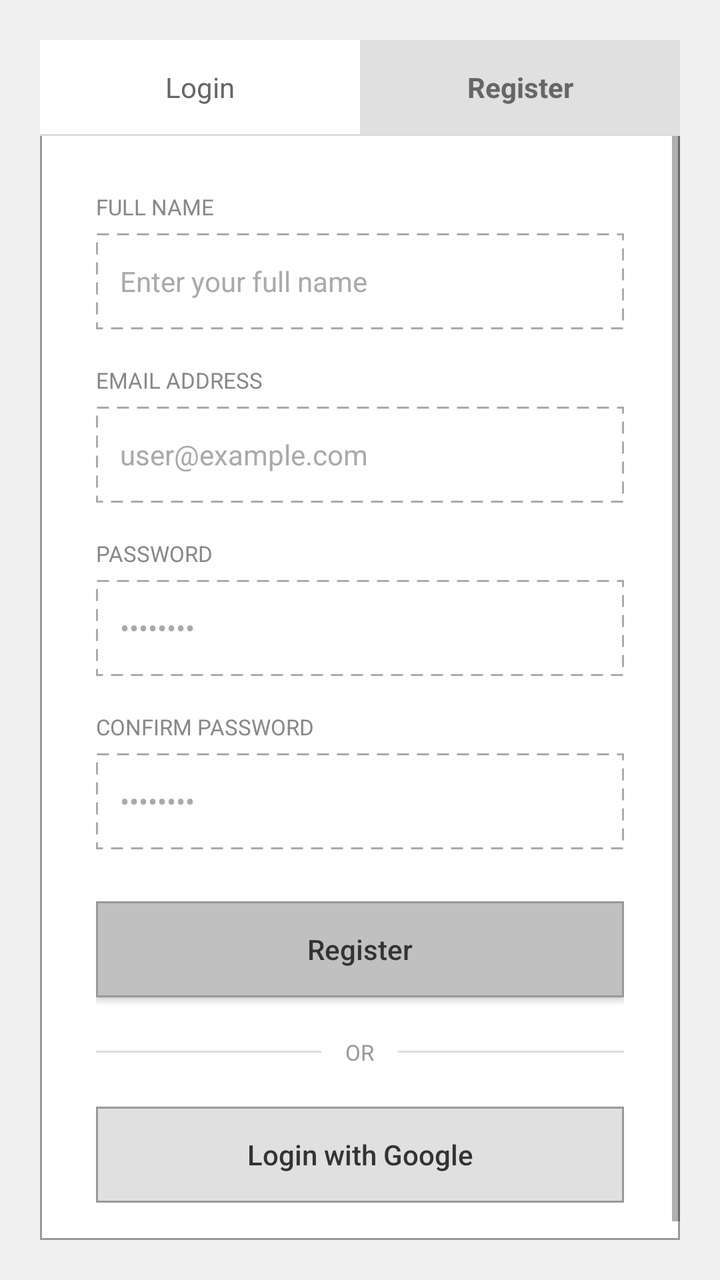
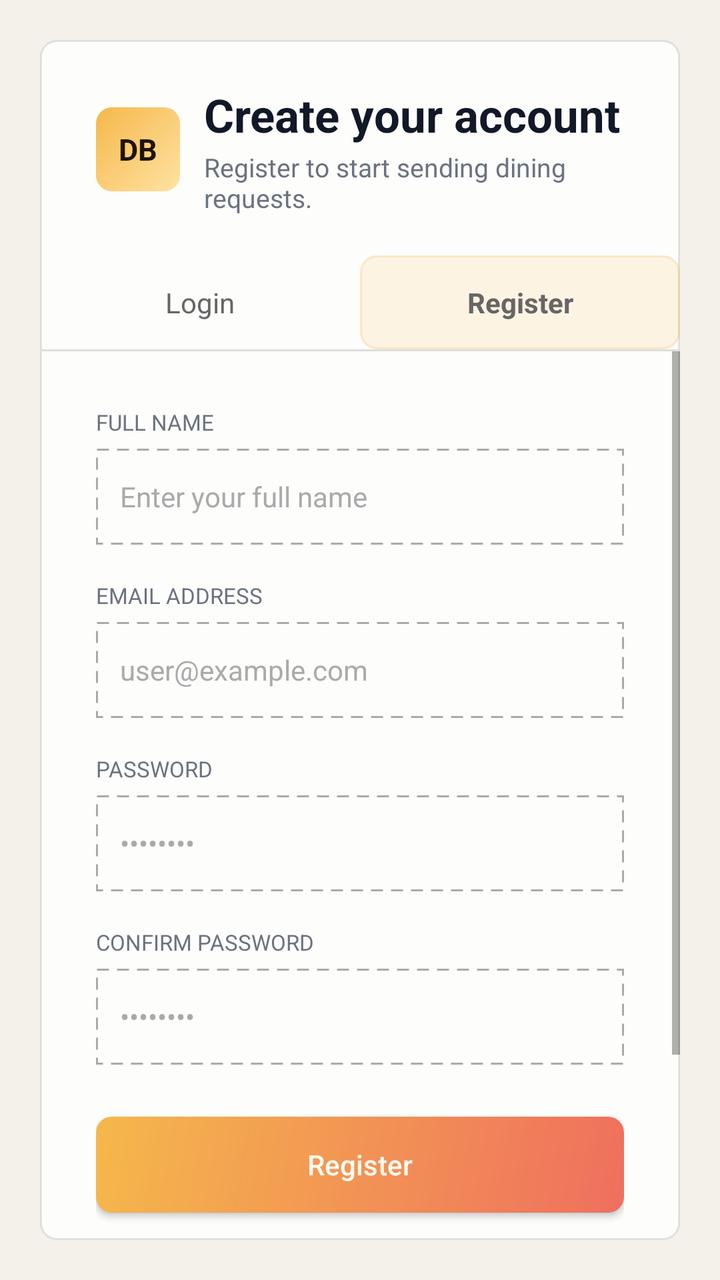

The first picture is an Android layout as it rendered before a commit; the second is the same layout after the commit. The layout source and the unified diff follow.
<!-- AndroidManifest.xml: application theme Theme.DineBook -->
<!-- res/layout/activity_register.xml -->
<?xml version="1.0" encoding="utf-8"?>
<FrameLayout xmlns:android="http://schemas.android.com/apk/res/android"
    android:layout_width="match_parent"
    android:layout_height="match_parent"
    android:background="@color/background_gray"
    android:padding="20dp">

    
    <LinearLayout
        android:layout_width="match_parent"
        android:layout_height="wrap_content"
        android:layout_gravity="center"
        android:orientation="vertical"
        android:background="@drawable/bg_auth_card"
        android:elevation="10dp">

        
        <LinearLayout
            android:layout_width="match_parent"
            android:layout_height="wrap_content"
            android:orientation="horizontal">

            <TextView
                android:id="@+id/tabLogin"
                android:layout_width="0dp"
                android:layout_height="wrap_content"
                android:layout_weight="1"
                android:text="@string/tab_login"
                android:textSize="14sp"
                android:textColor="@color/tab_text"
                android:gravity="center"
                android:padding="14dp"
                android:background="@color/tab_inactive" />

            <TextView
                android:id="@+id/tabRegister"
                android:layout_width="0dp"
                android:layout_height="wrap_content"
                android:layout_weight="1"
                android:text="@string/tab_register"
                android:textSize="14sp"
                android:textColor="@color/tab_text"
                android:gravity="center"
                android:padding="14dp"
                android:background="@color/tab_active"
                android:textStyle="bold" />
        </LinearLayout>

        
        <View
            android:layout_width="match_parent"
            android:layout_height="1dp"
            android:background="@color/tab_divider" />

        
        <TextView
            android:id="@+id/tvMessage"
            android:layout_width="match_parent"
            android:layout_height="wrap_content"
            android:visibility="gone"
            android:padding="12dp"
            android:textSize="14sp"
            android:gravity="center"
            android:layout_marginLeft="28dp"
            android:layout_marginRight="28dp"
            android:layout_marginTop="16dp" />

        
        <ScrollView
            android:layout_width="match_parent"
            android:layout_height="wrap_content">

            <LinearLayout
                android:layout_width="match_parent"
                android:layout_height="wrap_content"
                android:orientation="vertical"
                android:padding="28dp">

                
                <TextView
                    android:layout_width="wrap_content"
                    android:layout_height="wrap_content"
                    android:text="@string/label_full_name"
                    android:textSize="11sp"
                    android:textColor="@color/label_text"
                    android:layout_marginBottom="6dp" />

                <EditText
                    android:id="@+id/etName"
                    android:layout_width="match_parent"
                    android:layout_height="wrap_content"
                    android:hint="@string/hint_name"
                    android:textColorHint="@color/text_hint"
                    android:inputType="textPersonName"
                    android:background="@drawable/bg_input_selector"
                    android:textSize="14sp"
                    android:minHeight="48dp"
                    android:layout_marginBottom="18dp" />

                
                <TextView
                    android:layout_width="wrap_content"
                    android:layout_height="wrap_content"
                    android:text="@string/label_email"
                    android:textSize="11sp"
                    android:textColor="@color/label_text"
                    android:layout_marginBottom="6dp" />

                <EditText
                    android:id="@+id/etEmail"
                    android:layout_width="match_parent"
                    android:layout_height="wrap_content"
                    android:hint="@string/hint_email"
                    android:textColorHint="@color/text_hint"
                    android:inputType="textEmailAddress"
                    android:background="@drawable/bg_input_selector"
                    android:textSize="14sp"
                    android:minHeight="48dp"
                    android:layout_marginBottom="18dp" />

                
                <TextView
                    android:layout_width="wrap_content"
                    android:layout_height="wrap_content"
                    android:text="@string/label_password"
                    android:textSize="11sp"
                    android:textColor="@color/label_text"
                    android:layout_marginBottom="6dp" />

                <EditText
                    android:id="@+id/etPassword"
                    android:layout_width="match_parent"
                    android:layout_height="wrap_content"
                    android:hint="@string/hint_password"
                    android:textColorHint="@color/text_hint"
                    android:inputType="textPassword"
                    android:background="@drawable/bg_input_selector"
                    android:textSize="14sp"
                    android:minHeight="48dp"
                    android:layout_marginBottom="18dp" />

                
                <TextView
                    android:layout_width="wrap_content"
                    android:layout_height="wrap_content"
                    android:text="@string/label_confirm_password"
                    android:textSize="11sp"
                    android:textColor="@color/label_text"
                    android:layout_marginBottom="6dp" />

                <EditText
                    android:id="@+id/etConfirmPassword"
                    android:layout_width="match_parent"
                    android:layout_height="wrap_content"
                    android:hint="@string/hint_password"
                    android:textColorHint="@color/text_hint"
                    android:inputType="textPassword"
                    android:background="@drawable/bg_input_selector"
                    android:textSize="14sp"
                    android:minHeight="48dp"
                    android:layout_marginBottom="18dp" />

                
                <Button
                    android:id="@+id/btnRegister"
                    android:layout_width="match_parent"
                    android:layout_height="48dp"
                    android:text="@string/action_register"
                    android:background="@drawable/bg_button_submit"
                    android:textColor="@color/text_dark"
                    android:textSize="14sp"
                    android:textAllCaps="false"
                    android:layout_marginTop="8dp" />

                
                <LinearLayout
                    android:layout_width="match_parent"
                    android:layout_height="wrap_content"
                    android:orientation="horizontal"
                    android:gravity="center_vertical"
                    android:layout_marginTop="20dp"
                    android:layout_marginBottom="20dp">

                    <View
                        android:layout_width="0dp"
                        android:layout_height="1dp"
                        android:layout_weight="1"
                        android:background="@color/divider_color" />

                    <TextView
                        android:layout_width="wrap_content"
                        android:layout_height="wrap_content"
                        android:text="@string/divider_or"
                        android:textSize="11sp"
                        android:textColor="@color/divider_text"
                        android:paddingLeft="12dp"
                        android:paddingRight="12dp" />

                    <View
                        android:layout_width="0dp"
                        android:layout_height="1dp"
                        android:layout_weight="1"
                        android:background="@color/divider_color" />
                </LinearLayout>

                
                <Button
                    android:id="@+id/btnGoogleLogin"
                    android:layout_width="match_parent"
                    android:layout_height="48dp"
                    android:text="@string/action_google_login"
                    android:background="@drawable/bg_button_google"
                    android:textColor="@color/text_dark"
                    android:textSize="14sp"
                    android:textAllCaps="false" />
            </LinearLayout>
        </ScrollView>

        
        <ProgressBar
            android:id="@+id/progressBar"
            android:layout_width="wrap_content"
            android:layout_height="wrap_content"
            android:layout_gravity="center"
            android:visibility="gone" />

    </LinearLayout>
</FrameLayout>
<!-- resources referenced by this layout -->
<resources>
  <color name="background_gray">#F0F0F0</color>
  <color name="divider_color">#DDDDDD</color>
  <color name="divider_text">#999999</color>
  <color name="label_text">#888888</color>
  <color name="tab_active">#E0E0E0</color>
  <color name="tab_divider">#DDDDDD</color>
  <color name="tab_inactive">#FFFFFF</color>
  <color name="tab_text">#666666</color>
  <color name="text_dark">#333333</color>
  <color name="text_hint">#AAAAAA</color>
  <!-- drawable bg_auth_card (drawable) -->
  <?xml version="1.0" encoding="utf-8"?>
  <shape xmlns:android="http://schemas.android.com/apk/res/android"
      android:shape="rectangle">
      <solid android:color="@color/card_white" />
      <stroke android:width="1dp" android:color="@color/card_border" />
  </shape>
  <!-- drawable bg_button_google (drawable) -->
  <?xml version="1.0" encoding="utf-8"?>
  <selector xmlns:android="http://schemas.android.com/apk/res/android">
      <item android:state_pressed="true">
          <shape android:shape="rectangle">
              <solid android:color="@color/button_google_pressed" />
              <stroke android:width="1dp" android:color="@color/button_submit_border" />
          </shape>
      </item>
      <item>
          <shape android:shape="rectangle">
              <solid android:color="@color/button_google" />
              <stroke android:width="1dp" android:color="@color/button_submit_border" />
          </shape>
      </item>
  </selector>
  <!-- drawable bg_button_submit (drawable) -->
  <?xml version="1.0" encoding="utf-8"?>
  <selector xmlns:android="http://schemas.android.com/apk/res/android">
      <item android:state_enabled="false">
          <shape android:shape="rectangle">
              <solid android:color="@color/button_disabled" />
              <stroke android:width="1dp" android:color="@color/button_submit_border" />
          </shape>
      </item>
      <item android:state_pressed="true">
          <shape android:shape="rectangle">
              <solid android:color="@color/button_submit_pressed" />
              <stroke android:width="1dp" android:color="@color/button_submit_border" />
          </shape>
      </item>
      <item>
          <shape android:shape="rectangle">
              <solid android:color="@color/button_submit" />
              <stroke android:width="1dp" android:color="@color/button_submit_border" />
          </shape>
      </item>
  </selector>
  <!-- drawable bg_input_selector (drawable) -->
  <?xml version="1.0" encoding="utf-8"?>
  <selector xmlns:android="http://schemas.android.com/apk/res/android">
      <item android:state_focused="true" android:drawable="@drawable/bg_input_focused" />
      <item android:drawable="@drawable/bg_input_dashed" />
  </selector>
  <string name="action_google_login">Login with Google</string>
  <string name="action_register">Register</string>
  <string name="divider_or">OR</string>
  <string name="hint_email">user@example.com</string>
  <string name="hint_name">Enter your full name</string>
  <string name="hint_password">••••••••</string>
  <string name="label_confirm_password">CONFIRM PASSWORD</string>
  <string name="label_email">EMAIL ADDRESS</string>
  <string name="label_full_name">FULL NAME</string>
  <string name="label_password">PASSWORD</string>
  <string name="tab_login">Login</string>
  <string name="tab_register">Register</string>
  <color name="card_white">#FFFFFF</color>
  <color name="card_border">#999999</color>
  <color name="button_google_pressed">#D0D0D0</color>
  <color name="button_submit_border">#999999</color>
  <color name="button_google">#E0E0E0</color>
  <color name="button_disabled">#E0E0E0</color>
  <color name="button_submit_pressed">#B0B0B0</color>
  <color name="button_submit">#C0C0C0</color>
  <color name="input_border_focused">#666666</color>
  <color name="input_border_dashed">#AAAAAA</color>
  <!-- unchanged entries left out for length: 3 -->
</resources>

<!-- the commit's change to res/layout/activity_register.xml (unified diff, before → after) -->
@@ -2,7 +2,7 @@
 <FrameLayout xmlns:android="http://schemas.android.com/apk/res/android"
     android:layout_width="match_parent"
     android:layout_height="match_parent"
-    android:background="@color/background_gray"
+    android:background="@color/dashboard_bg"
     android:padding="20dp">
 
     
@@ -11,8 +11,53 @@
         android:layout_height="wrap_content"
         android:layout_gravity="center"
         android:orientation="vertical"
-        android:background="@drawable/bg_auth_card"
-        android:elevation="10dp">
+        android:background="@drawable/bg_mobile_panel"
+        android:elevation="10dp"
+        android:paddingTop="22dp">
+
+        <LinearLayout
+            android:layout_width="match_parent"
+            android:layout_height="wrap_content"
+            android:gravity="center_vertical"
+            android:orientation="horizontal"
+            android:paddingStart="28dp"
+            android:paddingEnd="28dp"
+            android:paddingBottom="20dp">
+
+            <TextView
+                android:layout_width="42dp"
+                android:layout_height="42dp"
+                android:background="@drawable/bg_brand_mark"
+                android:gravity="center"
+                android:text="DB"
+                android:textColor="@color/brand_mark_text"
+                android:textSize="15sp"
+                android:textStyle="bold" />
+
+            <LinearLayout
+                android:layout_width="0dp"
+                android:layout_height="wrap_content"
+                android:layout_marginStart="12dp"
+                android:layout_weight="1"
+                android:orientation="vertical">
+
+                <TextView
+                    android:layout_width="match_parent"
+                    android:layout_height="wrap_content"
+                    android:text="Create your account"
+                    android:textColor="@color/text_dark"
+                    android:textSize="23sp"
+                    android:textStyle="bold" />
+
+                <TextView
+                    android:layout_width="match_parent"
+                    android:layout_height="wrap_content"
+                    android:layout_marginTop="2dp"
+                    android:text="Register to start sending dining requests."
+                    android:textColor="@color/label_text"
+                    android:textSize="13sp" />
+            </LinearLayout>
+        </LinearLayout>
 
         
         <LinearLayout
@@ -30,7 +75,7 @@
                 android:textColor="@color/tab_text"
                 android:gravity="center"
                 android:padding="14dp"
-                android:background="@color/tab_inactive" />
+                android:background="@android:color/transparent" />
 
             <TextView
                 android:id="@+id/tabRegister"
@@ -42,7 +87,7 @@
                 android:textColor="@color/tab_text"
                 android:gravity="center"
                 android:padding="14dp"
-                android:background="@color/tab_active"
+                android:background="@drawable/bg_auth_tab_active"
                 android:textStyle="bold" />
         </LinearLayout>
 
@@ -166,8 +211,8 @@
                     android:layout_width="match_parent"
                     android:layout_height="48dp"
                     android:text="@string/action_register"
-                    android:background="@drawable/bg_button_submit"
-                    android:textColor="@color/text_dark"
+                    android:background="@drawable/bg_primary_action"
+                    android:textColor="@color/button_primary_text"
                     android:textSize="14sp"
                     android:textAllCaps="false"
                     android:layout_marginTop="8dp" />
@@ -208,8 +253,8 @@
                     android:id="@+id/btnGoogleLogin"
                     android:layout_width="match_parent"
                     android:layout_height="48dp"
-                    android:text="@string/action_google_login"
-                    android:background="@drawable/bg_button_google"
+                    android:text="Continue with Google"
+                    android:background="@drawable/bg_secondary_action"
                     android:textColor="@color/text_dark"
                     android:textSize="14sp"
                     android:textAllCaps="false" />
<!-- resource entries referenced after the edit -->
@@ -1,67 +1,67 @@
 <!-- resources referenced by this layout -->
 <resources>
+  <color name="brand_mark_text">#201303</color>
+  <color name="button_primary_text">#FFFAF0</color>
+  <color name="dashboard_bg">#F4F1EB</color>
   <color name="background_gray">#F0F0F0</color>
   <color name="divider_color">#DDDDDD</color>
   <color name="divider_text">#999999</color>
-  <color name="label_text">#888888</color>
-  <color name="tab_active">#E0E0E0</color>
+  <color name="label_text">#6B7280</color>
   <color name="tab_divider">#DDDDDD</color>
-  <color name="tab_inactive">#FFFFFF</color>
   <color name="tab_text">#666666</color>
-  <color name="text_dark">#333333</color>
+  <color name="text_dark">#111827</color>
   <color name="text_hint">#AAAAAA</color>
-  <!-- drawable bg_auth_card (drawable) -->
+  <!-- drawable bg_auth_tab_active (drawable) -->
   <?xml version="1.0" encoding="utf-8"?>
-  <shape xmlns:android="http://schemas.android.com/apk/res/android"
-      android:shape="rectangle">
-      <solid android:color="@color/card_white" />
-      <stroke android:width="1dp" android:color="@color/card_border" />
+  <shape xmlns:android="http://schemas.android.com/apk/res/android">
+      <solid android:color="#24F5B84B" />
+      <stroke
+          android:width="1dp"
+          android:color="#47F5B84B" />
+      <corners android:radius="8dp" />
   </shape>
-  <!-- drawable bg_button_google (drawable) -->
+  <!-- drawable bg_brand_mark (drawable) -->
   <?xml version="1.0" encoding="utf-8"?>
-  <selector xmlns:android="http://schemas.android.com/apk/res/android">
-      <item android:state_pressed="true">
-          <shape android:shape="rectangle">
-              <solid android:color="@color/button_google_pressed" />
-              <stroke android:width="1dp" android:color="@color/button_submit_border" />
-          </shape>
-      </item>
-      <item>
-          <shape android:shape="rectangle">
-              <solid android:color="@color/button_google" />
-              <stroke android:width="1dp" android:color="@color/button_submit_border" />
-          </shape>
-      </item>
-  </selector>
-  <!-- drawable bg_button_submit (drawable) -->
-  <?xml version="1.0" encoding="utf-8"?>
-  <selector xmlns:android="http://schemas.android.com/apk/res/android">
-      <item android:state_enabled="false">
-          <shape android:shape="rectangle">
-              <solid android:color="@color/button_disabled" />
-              <stroke android:width="1dp" android:color="@color/button_submit_border" />
-          </shape>
-      </item>
-      <item android:state_pressed="true">
-          <shape android:shape="rectangle">
-              <solid android:color="@color/button_submit_pressed" />
-              <stroke android:width="1dp" android:color="@color/button_submit_border" />
-          </shape>
-      </item>
-      <item>
-          <shape android:shape="rectangle">
-              <solid android:color="@color/button_submit" />
-              <stroke android:width="1dp" android:color="@color/button_submit_border" />
-          </shape>
-      </item>
-  </selector>
+  <shape xmlns:android="http://schemas.android.com/apk/res/android">
+      <gradient
+          android:angle="315"
+          android:endColor="#FFE2A2"
+          android:startColor="#F5B84B" />
+      <corners android:radius="8dp" />
+  </shape>
   <!-- drawable bg_input_selector (drawable) -->
   <?xml version="1.0" encoding="utf-8"?>
   <selector xmlns:android="http://schemas.android.com/apk/res/android">
       <item android:state_focused="true" android:drawable="@drawable/bg_input_focused" />
       <item android:drawable="@drawable/bg_input_dashed" />
   </selector>
-  <string name="action_google_login">Login with Google</string>
+  <!-- drawable bg_mobile_panel (drawable) -->
+  <?xml version="1.0" encoding="utf-8"?>
+  <shape xmlns:android="http://schemas.android.com/apk/res/android">
+      <solid android:color="#D9FFFFFF" />
+      <stroke
+          android:width="1dp"
+          android:color="#1A111827" />
+      <corners android:radius="8dp" />
+  </shape>
+  <!-- drawable bg_primary_action (drawable) -->
+  <?xml version="1.0" encoding="utf-8"?>
+  <shape xmlns:android="http://schemas.android.com/apk/res/android">
+      <gradient
+          android:angle="315"
+          android:endColor="#EF6F5E"
+          android:startColor="#F5B84B" />
+      <corners android:radius="8dp" />
+  </shape>
+  <!-- drawable bg_secondary_action (drawable) -->
+  <?xml version="1.0" encoding="utf-8"?>
+  <shape xmlns:android="http://schemas.android.com/apk/res/android">
+      <solid android:color="#D1FFFFFF" />
+      <stroke
+          android:width="1dp"
+          android:color="#1A111827" />
+      <corners android:radius="8dp" />
+  </shape>
   <string name="action_register">Register</string>
   <string name="divider_or">OR</string>
   <string name="hint_email">user@example.com</string>
@@ -73,14 +73,6 @@
   <string name="label_password">PASSWORD</string>
   <string name="tab_login">Login</string>
   <string name="tab_register">Register</string>
-  <color name="card_white">#FFFFFF</color>
-  <color name="card_border">#999999</color>
-  <color name="button_google_pressed">#D0D0D0</color>
-  <color name="button_submit_border">#999999</color>
-  <color name="button_google">#E0E0E0</color>
-  <color name="button_disabled">#E0E0E0</color>
-  <color name="button_submit_pressed">#B0B0B0</color>
-  <color name="button_submit">#C0C0C0</color>
   <color name="input_border_focused">#666666</color>
   <color name="input_border_dashed">#AAAAAA</color>
   <!-- unchanged entries left out for length: 3 -->
